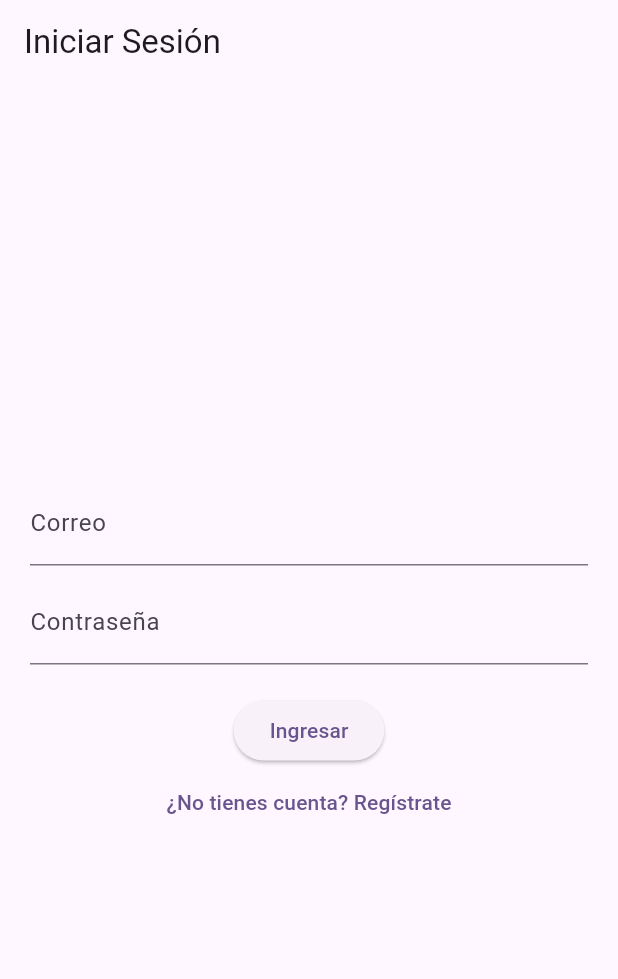
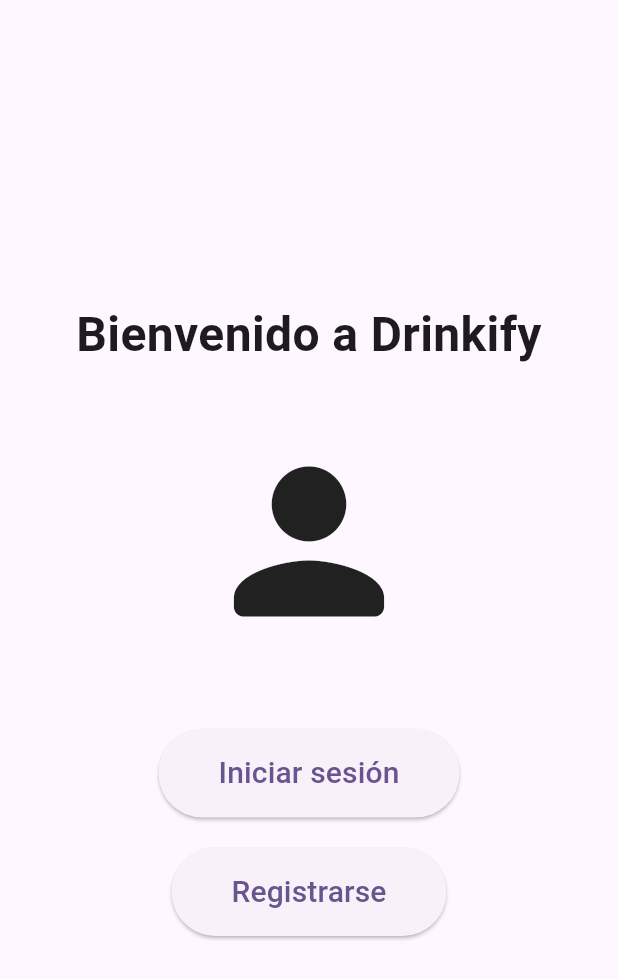
Before and after one commit to Hdz-JC/AppDrinkify, a Flutter app: the screen it shows after launch, on a phone screen of 412 x 824 dp. Shown: the top 979 px of the screen. Run offline on Flutter 3.47's test engine with Material 3 defaults, Android fonts, the phone set to English and light mode, and no system bars; our stand-ins replace go_router.

Commit message:
Sprint 1

```diff
--- a/lib/app_router.dart
+++ b/lib/app_router.dart
@@ -1,32 +1,40 @@
 import 'package:flutter/material.dart';
 import 'package:go_router/go_router.dart';
 import 'controllers/auth_controller.dart';
+import 'views/inicio_app.dart';
+import 'views/login_view.dart';
+import 'views/registro_view.dart';
 import 'views/home_view.dart';
 import 'views/favoritos_view.dart';
 import 'views/agregar_view.dart';
 import 'views/listas_view.dart';
-import 'views/login_view.dart';
-import 'views/registro_view.dart';
 
 GoRouter createRouter(AuthController authController) {
   return GoRouter(
-    initialLocation: '/login',
-    refreshListenable: authController,
+    initialLocation: '/inicio',
+    //refreshListenable: authController, // escucha cambios en auth
     redirect: (context, state) {
-      final loggedIn = authController.isLoggedIn;
-      final location = state.uri.toString(); // reemplazo de 'subloc'
-      final loggingIn = location == '/login' || location == '/registro';
+      //final isLoggedIn = authController.isLoggedIn;
+      //final location = state.uri.path;
 
-      if (!loggedIn && !loggingIn) return '/login';
-      if (loggedIn && loggingIn) return '/home';
-      return null; // no hacer nada
+      //const protected = ['/home', '/favoritos', '/agregar', '/listas'];
+
+      // Si no está logueado y quiere entrar a zonas protegidas → /login
+     // if (!isLoggedIn && protected.contains(location)) {
+     //   return '/login';
+     // }
+
+      // Si ya está logueado y está en /login o /registro → /home
+      //   if (isLoggedIn && (location == '/login' || location == '/registro')) {
+     //   return '/home';
+    //  }
+
+      return null;
     },
     routes: [
-      // Rutas públicas (login y registro)
+      GoRoute(path: '/inicio', builder: (context, state) => const InicioApp()),
       GoRoute(path: '/login', builder: (context, state) => const LoginView()),
       GoRoute(path: '/registro', builder: (context, state) => const RegistroView()),
-
-      // Rutas privadas (pantallas con barra inferior)
       GoRoute(path: '/home', builder: (context, state) => const HomeView()),
       GoRoute(path: '/favoritos', builder: (context, state) => const FavoritosView()),
       GoRoute(path: '/agregar', builder: (context, state) => const AgregarView()),
--- a/lib/main.dart
+++ b/lib/main.dart
@@ -15,12 +15,12 @@
     return ChangeNotifierProvider(
       create: (_) => AuthController(),
       child: Consumer<AuthController>(
-        builder: (context, authController, _) {
-          final router = createRouter(authController);
+        builder: (context, auth, _) {
+          final router = createRouter(auth); // se usará initialLocation: '/inicio'
 
           return MaterialApp.router(
             debugShowCheckedModeBanner: false,
-            title: 'App Drinkify',
+            title: 'Drinkify',
             theme: ThemeData(
               useMaterial3: true,
               colorScheme: ColorScheme.fromSeed(seedColor: Colors.deepPurple),
--- /dev/null
+++ b/lib/views/inicio_app.dart
@@ -0,0 +1,69 @@
+import 'package:flutter/material.dart';
+import 'package:go_router/go_router.dart';
+
+class InicioApp extends StatelessWidget {
+  const InicioApp({super.key});
+
+  @override
+  Widget build(BuildContext context) {
+    return Scaffold(
+      body: Center(
+        child: Column(
+          mainAxisAlignment: MainAxisAlignment.center,
+          children: [
+            const Text(
+              'Bienvenido a Drinkify',
+              style: TextStyle(
+                fontSize: 32,
+                fontWeight: FontWeight.bold,
+              ),
+              textAlign: TextAlign.center,
+            ),
+
+            const SizedBox(height: 40),
+
+            // Ícono principal de usuario/inicio de sesión
+            const Icon(
+              Icons.person_rounded,
+              size: 150,
+            ),
+
+            const SizedBox(height: 50),
+
+            // Botón de iniciar sesión
+            ElevatedButton(
+              onPressed: () {
+                // Aquí luego agregaremos la navegación al Login
+                context.go('/login');
+              },
+              style: ElevatedButton.styleFrom(
+                padding: const EdgeInsets.symmetric(horizontal: 40, vertical: 15),
+              ),
+              child: const Text(
+                'Iniciar sesión',
+                style: TextStyle(fontSize: 20),
+              ),
+            ),
+
+            const SizedBox(height: 20),
+
+            // Botón de registrarse
+            ElevatedButton(
+              onPressed: () {
+                // Aquí luego agregaremos la navegación al Registro
+                context.go('/registro');
+              },
+              style: ElevatedButton.styleFrom(
+                padding: const EdgeInsets.symmetric(horizontal: 40, vertical: 15),
+              ),
+              child: const Text(
+                'Registrarse',
+                style: TextStyle(fontSize: 20),
+              ),
+            ),
+          ],
+        ),
+      ),
+    );
+  }
+}
```
Also changed, not shown: lib/theme/app_colors.dart (added, +10 -0 lines), lib/views/login_view.dart (+63 -16 lines), lib/views/registro_view.dart (+82 -12 lines).
